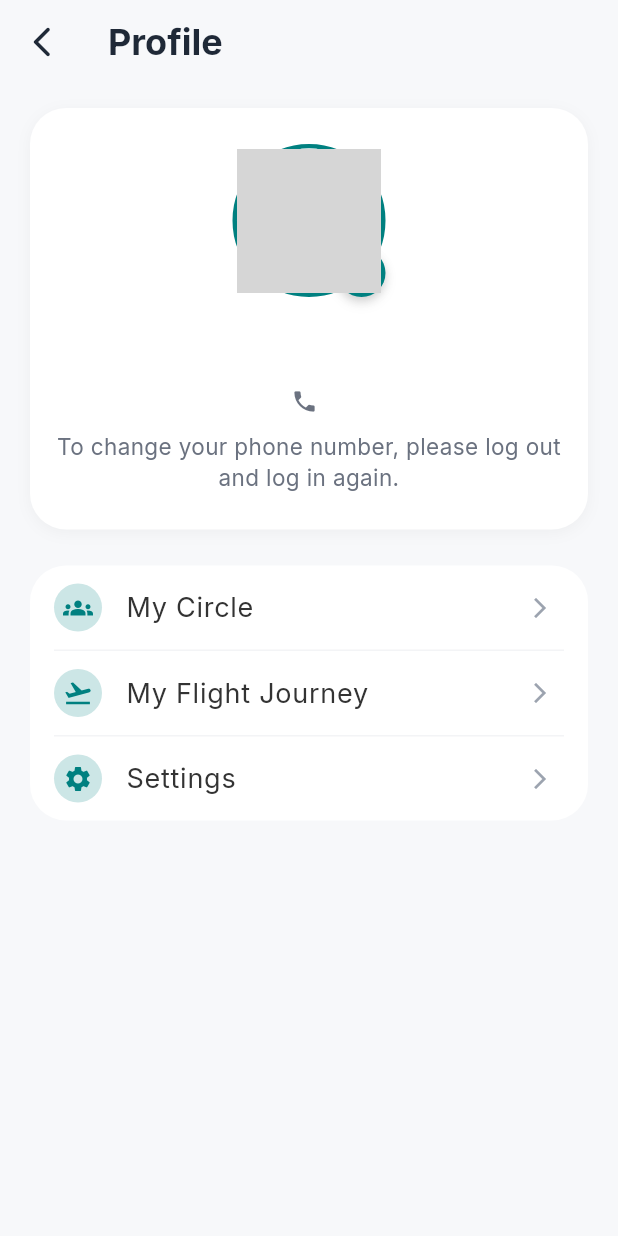
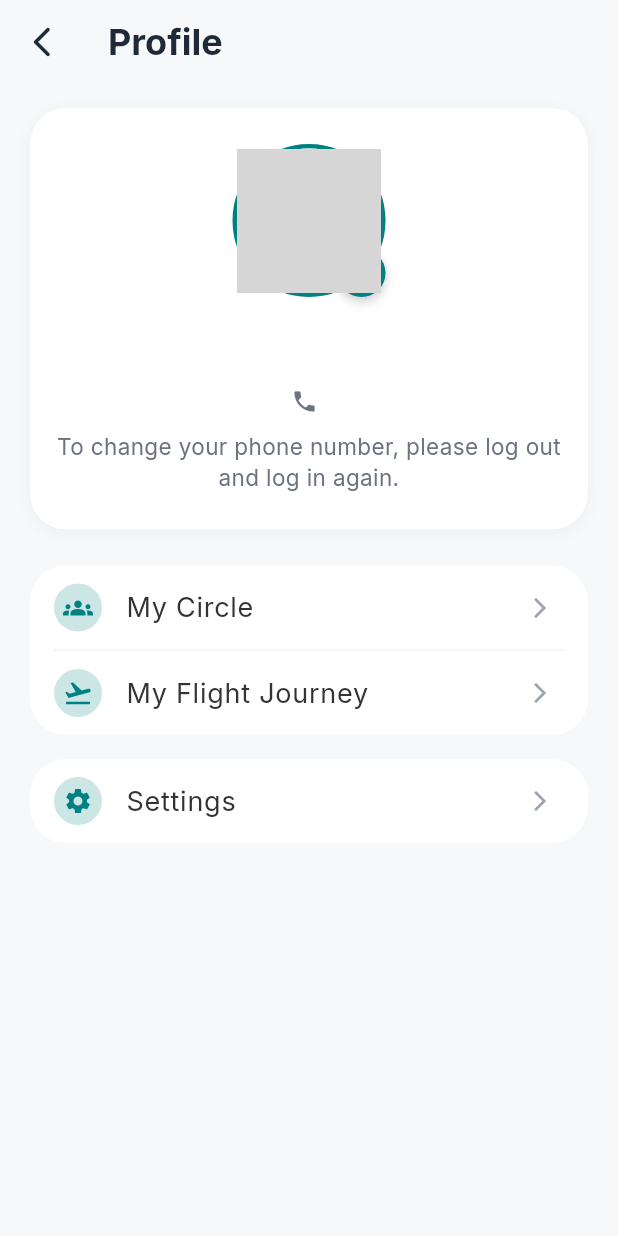
Before and after one commit to asifsheikh/Volo, a Flutter app: the ProfileScreen screen opened directly with empty values, on a phone screen of 412 x 824 dp. Run offline on Flutter 3.47's test engine with Material 3 defaults, Android fonts, the phone set to English and light mode, and no system bars; our stand-ins replace cloud_firestore, confetti, connectivity_plus, dartz, equatable, file_picker and 18 more; missing offline and left inert: firebase_app_check; accounts and stored records are empty; generated files the repository leaves out were written again; network calls fail; grey boxes are pictures that could not be loaded.

Commit message:
feat: Reorganize profile screen sections and update debug tools styling
- Grouped 'My Circle' and 'My Flight Journey' into one section
- Added spacing between sections (16px) for better visual separation
- Separated 'Settings' into its own section container
- Separated 'Debug Tools' into its own section container
- Updated debug tools icon color to orange (#FF6B35) for better visibility
- Updated debug tools background color to match orange theme
- Improved overall visual hierarchy and spacing on profile screen
- Maintains clean architecture and proper navigation functionality

```diff
--- a/lib/features/profile/presentation/screens/profile_screen.dart
+++ b/lib/features/profile/presentation/screens/profile_screen.dart
@@ -238,7 +238,7 @@ class _ProfileScreenState extends ConsumerState<ProfileScreen> {
                 ),
                 const SizedBox(height: 24),
 
-                // Main Sections
+                // My Circle & My Flight Journey Section
                 Container(
                   decoration: BoxDecoration(
                     color: Colors.white,
@@ -318,10 +318,19 @@ class _ProfileScreenState extends ConsumerState<ProfileScreen> {
                           // TODO: Navigate to My Flight Journey screen
                         },
                       ),
-                      const Divider(height: 1, thickness: 1, indent: 16, endIndent: 16, color: Color(0xFFF3F4F6)),
+                    ],
+                  ),
+                ),
 
-                      // Settings
-                      ListTile(
+                const SizedBox(height: 16),
+
+                // Settings Section
+                Container(
+                  decoration: BoxDecoration(
+                    color: Colors.white,
+                    borderRadius: BorderRadius.circular(24),
+                  ),
+                  child: ListTile(
                     leading: Container(
                       width: 32,
                       height: 32,
@@ -362,22 +371,28 @@ class _ProfileScreenState extends ConsumerState<ProfileScreen> {
                       );
                     },
                   ),
+                ),
 
-                      // Debug Tools (only in debug mode)
+                // Debug Tools Section (only in debug mode)
                 if (kDebugMode) ...[
-                        const Divider(height: 1, thickness: 1, indent: 16, endIndent: 16, color: Color(0xFFF3F4F6)),
-                        ListTile(
+                  const SizedBox(height: 16),
+                  Container(
+                    decoration: BoxDecoration(
+                      color: Colors.white,
+                      borderRadius: BorderRadius.circular(24),
+                    ),
+                    child: ListTile(
                       leading: Container(
                         width: 32,
                         height: 32,
                         decoration: BoxDecoration(
-                              color: Color(0x33008080),
+                          color: Color(0x33FF6B35), // Orange background
                           shape: BoxShape.circle,
                         ),
                         child: const Center(
                           child: Icon(
                             Icons.bug_report,
-                                color: Color(0xFF008080),
+                            color: Color(0xFFFF6B35), // Orange icon
                             size: 20,
                           ),
                         ),
@@ -425,10 +440,8 @@ class _ProfileScreenState extends ConsumerState<ProfileScreen> {
                         );
                       },
                     ),
+                  ),
                 ],
-                    ],
-                  ),
-                ),
               ],
             ),
           ),
```
Lines whose indentation alone changed are shown as unchanged.
